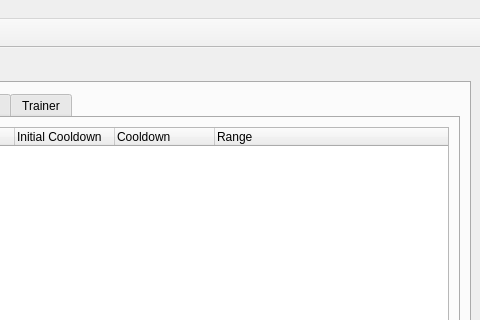
This is editor/ui/object_editor.ui in Kyoril/wow-pp as Qt 5 draws it before an edit; both pictures show x 677 to 1157 and y 0 to 320 of the 1157 by 726 pixel window. The edited form follows.
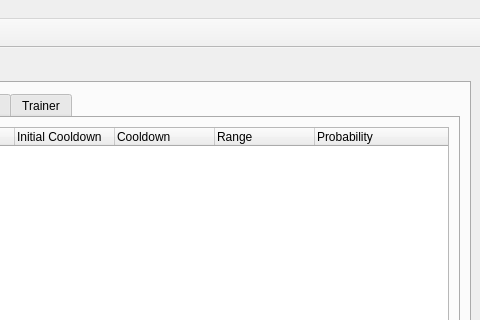
This is the edited form. The open tabs and pages were chosen to show the change. Icons and pictures are not drawn.

Commit message:
Added new probability field for unit spells
Not yet handled by the server

Diff of the .ui file:
```diff
--- a/editor/ui/object_editor.ui
+++ b/editor/ui/object_editor.ui
@@ -414,6 +414,11 @@
                     <string>Range</string>
                    </property>
                   </column>
+                  <column>
+                   <property name="text">
+                    <string>Probability</string>
+                   </property>
+                  </column>
                  </widget>
                 </item>
                 <item>
```
The commit also changes 5 other files.
